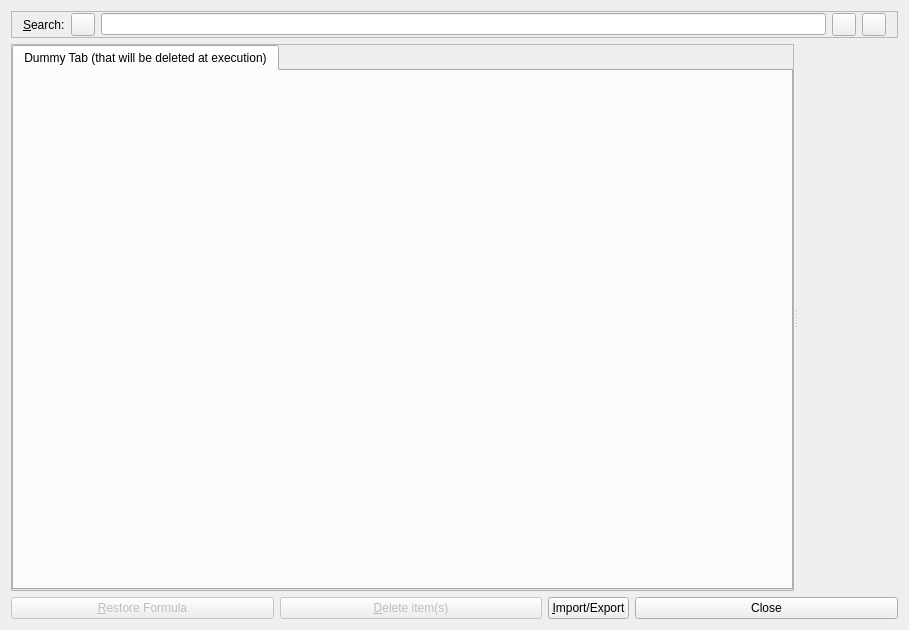
Qt form src/klflibbrowser.ui (CryFeiFei/klatexformula) before a commit.
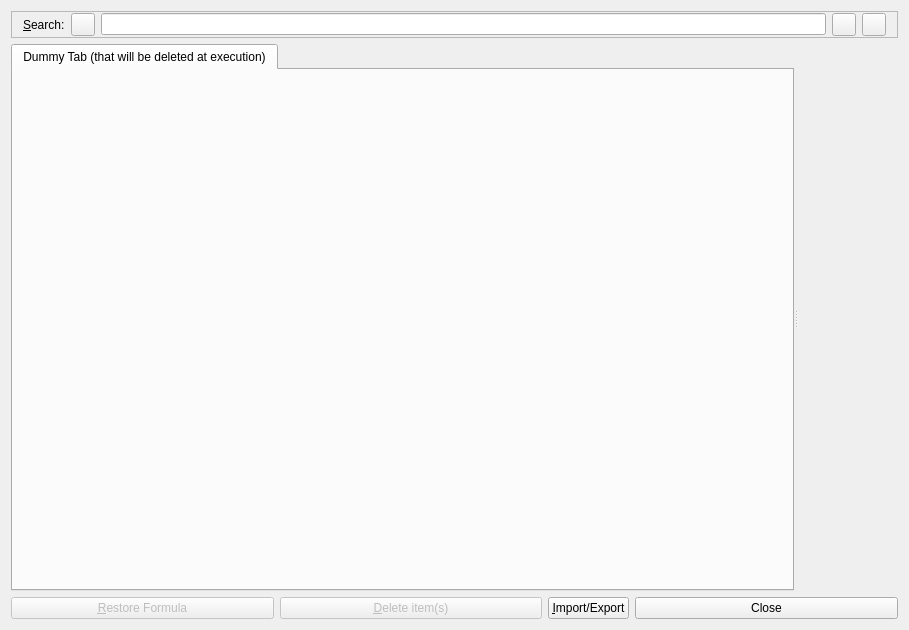
The same form after that commit. Icons and pictures are not drawn. Custom widgets are drawn as their Qt base class.

```diff
--- a/src/klflibbrowser.ui
+++ b/src/klflibbrowser.ui
@@ -35,10 +35,10 @@
        </sizepolicy>
       </property>
       <property name="frameShape">
-       <enum>QFrame::StyledPanel</enum>
+       <enum>QFrame::NoFrame</enum>
       </property>
       <property name="frameShadow">
-       <enum>QFrame::Sunken</enum>
+       <enum>QFrame::Plain</enum>
       </property>
       <layout class="QVBoxLayout" name="lyt_frmViews">
        <property name="margin">
@@ -291,6 +291,12 @@
    <header location="global">klflibentryeditor.h</header>
    <container>1</container>
   </customwidget>
+  <customwidget>
+   <class>KLFLibBrowserTabWidget</class>
+   <extends>QTabWidget</extends>
+   <header location="global">QTabWidget</header>
+   <container>1</container>
+  </customwidget>
  </customwidgets>
  <tabstops>
   <tabstop>btnSearchClear</tabstop>
```
Left out of the diff: 21 changed lines with no effect on the pictures.
